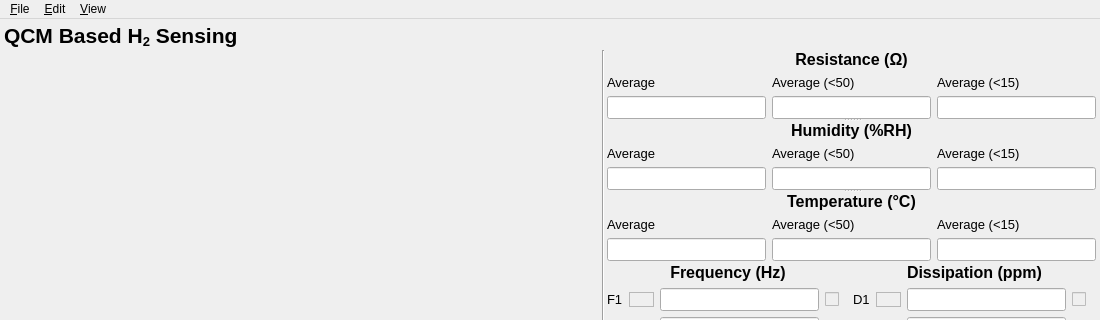
This is ui/main_gui.ui in CydiaBoss/uc-htr-sensor as Qt 5 draws it before an edit; both pictures show x 0 to 1100 and y 0 to 320 of the 1100 by 700 pixel window. The edited form follows.
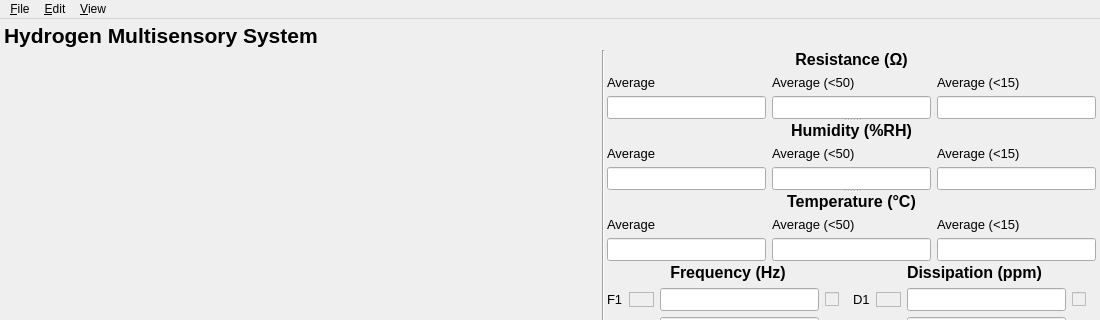
This is the edited form. Icons and pictures are not drawn. Custom widgets are drawn as their Qt base class.

Commit message: Remove old log files

Patch:
```diff
--- a/ui/main_gui.ui
+++ b/ui/main_gui.ui
@@ -87,7 +87,7 @@
          </font>
         </property>
         <property name="text">
-         <string>QCM Based H&lt;sub&gt;2&lt;/sub&gt; Sensing</string>
+         <string>Hydrogen Multisensory System</string>
         </property>
         <property name="scaledContents">
          <bool>true</bool>
```
The commit also changes 2 other files.
